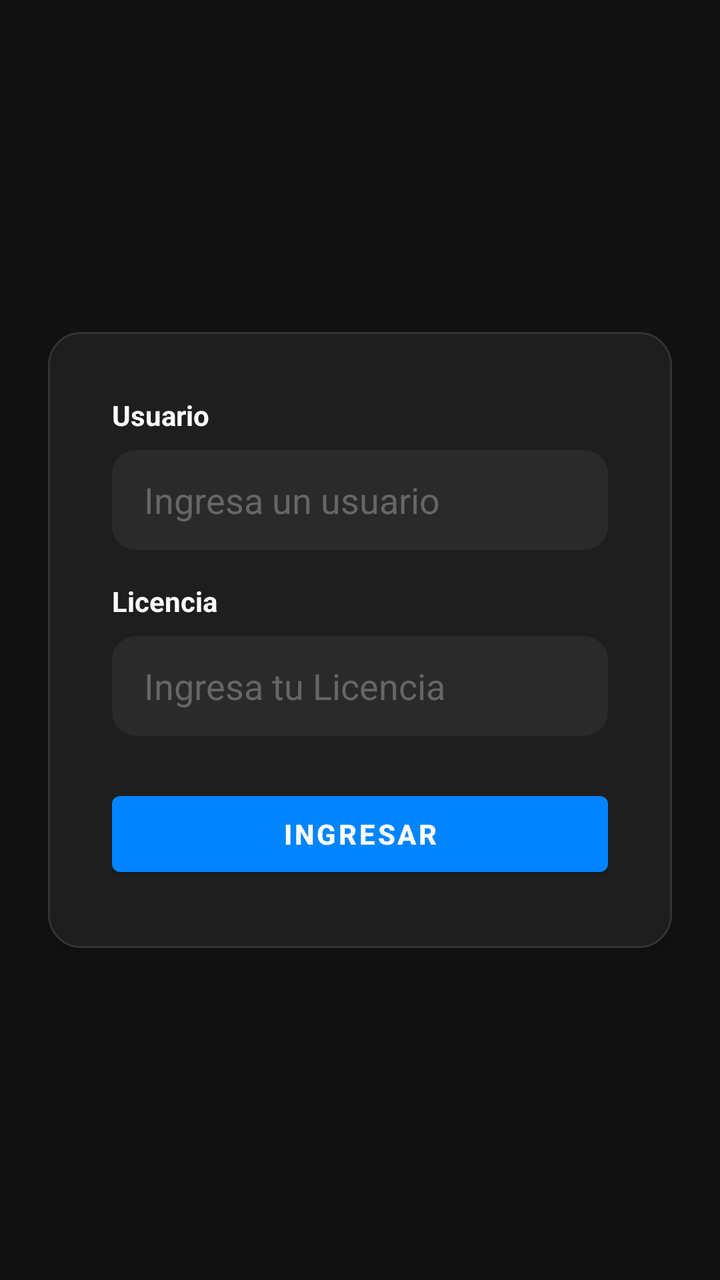
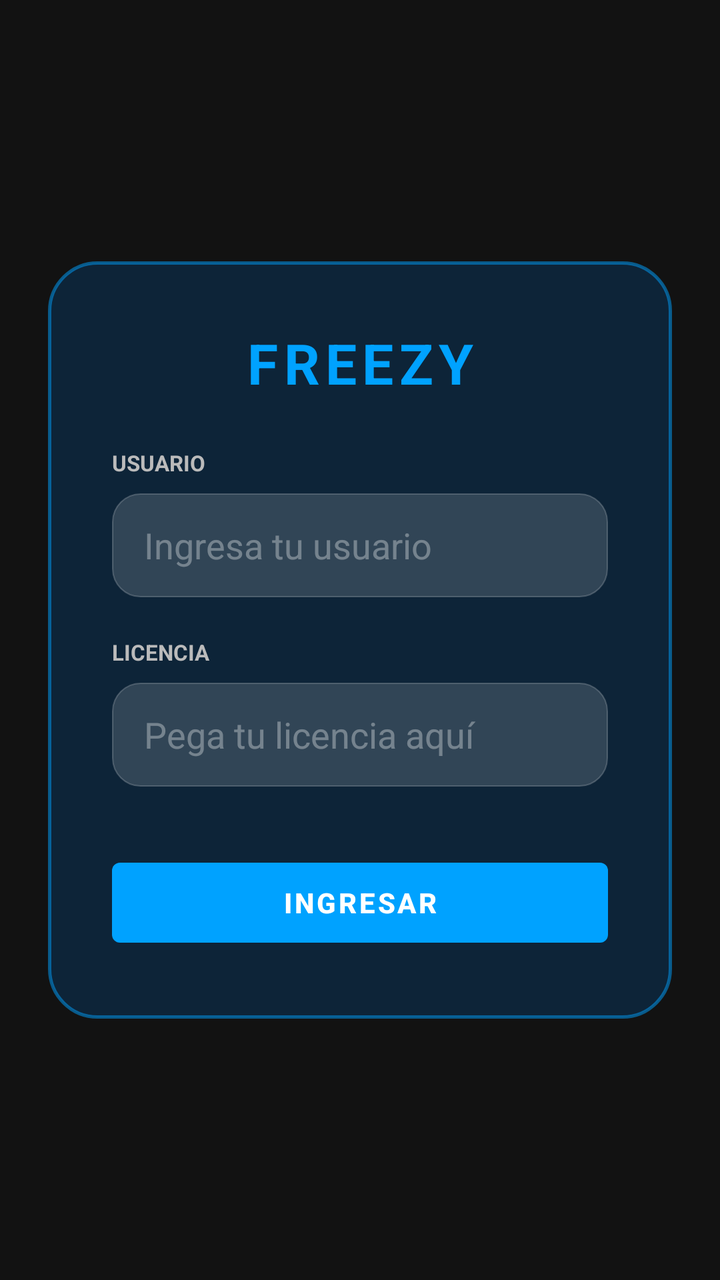

Two renders of the same Android screen: before a commit and after it. Below are the layout's source before the change and the commit's diff.
<!-- AndroidManifest.xml: activity theme Theme.Freezy -->
<!-- res/layout/activity_login.xml -->
<?xml version="1.0" encoding="utf-8"?>
<LinearLayout xmlns:android="http://schemas.android.com/apk/res/android"
    xmlns:app="http://schemas.android.com/apk/res-auto"
    android:layout_width="match_parent"
    android:layout_height="match_parent"
    android:orientation="vertical"
    android:gravity="center"
    android:background="#121212"
    android:padding="24dp">

    <LinearLayout
        android:layout_width="match_parent"
        android:layout_height="wrap_content"
        android:orientation="vertical"
        android:background="@drawable/shape_card_dark"
        android:padding="32dp"
        android:elevation="4dp">

        
        <TextView
            android:layout_width="wrap_content"
            android:layout_height="wrap_content"
            android:text="Usuario"
            android:textColor="#FFFFFF"
            android:textSize="14sp"
            android:textStyle="bold"
            android:layout_marginBottom="8dp" />

        <EditText
            android:id="@+id/et_user"
            android:layout_width="match_parent"
            android:layout_height="50dp"
            android:hint="Ingresa un usuario"
            android:textColorHint="#666666"
            android:textColor="#FFFFFF"
            android:background="@drawable/shape_inner_card_dark"
            android:paddingStart="16dp"
            android:paddingEnd="16dp"
            android:singleLine="true"
            android:layout_marginBottom="16dp" />

        
        <TextView
            android:layout_width="wrap_content"
            android:layout_height="wrap_content"
            android:text="Licencia"
            android:textColor="#FFFFFF"
            android:textSize="14sp"
            android:textStyle="bold"
            android:layout_marginBottom="8dp" />

        <EditText
            android:id="@+id/et_key"
            android:layout_width="match_parent"
            android:layout_height="50dp"
            android:hint="Ingresa tu Licencia"
            android:textColorHint="#666666"
            android:textColor="#FFFFFF"
            android:background="@drawable/shape_inner_card_dark"
            android:paddingStart="16dp"
            android:paddingEnd="16dp"
            android:singleLine="true"
            android:inputType="textCapCharacters|textNoSuggestions"
            android:layout_marginBottom="24dp" />

        
        <Button
            android:id="@+id/btn_login"
            android:layout_width="match_parent"
            android:layout_height="50dp"
            android:text="Ingresar"
            android:textColor="#FFFFFF"
            app:backgroundTint="#0084FF"
            android:textStyle="bold"
            android:textSize="14sp" />

    </LinearLayout>

</LinearLayout>
<!-- resources referenced by this layout -->
<resources>
  <!-- drawable shape_card_dark (drawable) -->
  <?xml version="1.0" encoding="utf-8"?>
  <shape xmlns:android="http://schemas.android.com/apk/res/android">
      <solid android:color="#1E1E1E" />
      <corners android:radius="16dp" />
      <stroke android:color="#333333" android:width="1dp"/>
  </shape>
  <!-- drawable shape_inner_card_dark (drawable) -->
  <?xml version="1.0" encoding="utf-8"?>
  <shape xmlns:android="http://schemas.android.com/apk/res/android">
      <solid android:color="#2A2A2A" />
      <corners android:radius="12dp" />
  </shape>
  <style name="Theme.Freezy" parent="Theme.MaterialComponents.DayNight.DarkActionBar">
          
          <item name="colorPrimary">@color/purple_500</item>
          <item name="colorPrimaryVariant">@color/purple_700</item>
          <item name="colorOnPrimary">@color/white</item>
          
          <item name="colorSecondary">@color/teal_200</item>
          <item name="colorSecondaryVariant">@color/teal_700</item>
          <item name="colorOnSecondary">@color/black</item>
          
          <item name="android:statusBarColor">?attr/colorPrimaryVariant</item>
          
      </style>
  <color name="purple_500">#FF6200EE</color>
  <color name="purple_700">#FF3700B3</color>
  <color name="white">#FFFFFFFF</color>
  <color name="teal_200">#FF03DAC5</color>
  <color name="teal_700">#FF018786</color>
  <color name="black">#FF000000</color>
</resources>

<!-- the commit's change to res/layout/activity_login.xml (unified diff, before → after) -->
@@ -12,67 +12,74 @@
         android:layout_width="match_parent"
         android:layout_height="wrap_content"
         android:orientation="vertical"
-        android:background="@drawable/shape_card_dark"
-        android:padding="32dp"
-        android:elevation="4dp">
+        android:background="@drawable/bg_glass_blue"
+        android:padding="32dp">
 
-        
+        <TextView
+            android:layout_width="match_parent"
+            android:layout_height="wrap_content"
+            android:text="FREEZY"
+            android:textColor="#00A2FF"
+            android:textSize="28sp"
+            android:textStyle="bold"
+            android:layout_marginBottom="24dp"
+            android:gravity="center"
+            android:letterSpacing="0.1" />
+
         <TextView
             android:layout_width="wrap_content"
             android:layout_height="wrap_content"
-            android:text="Usuario"
-            android:textColor="#FFFFFF"
-            android:textSize="14sp"
+            android:text="USUARIO"
+            android:textColor="#BBBBBB"
+            android:textSize="11sp"
             android:textStyle="bold"
             android:layout_marginBottom="8dp" />
 
         <EditText
             android:id="@+id/et_user"
             android:layout_width="match_parent"
-            android:layout_height="50dp"
-            android:hint="Ingresa un usuario"
-            android:textColorHint="#666666"
+            android:layout_height="52dp"
+            android:hint="Ingresa tu usuario"
+            android:textColorHint="#55FFFFFF"
             android:textColor="#FFFFFF"
-            android:background="@drawable/shape_inner_card_dark"
+            android:background="@drawable/bg_glass_tile"
             android:paddingStart="16dp"
             android:paddingEnd="16dp"
             android:singleLine="true"
-            android:layout_marginBottom="16dp" />
+            android:layout_marginBottom="20dp" />
 
-        
         <TextView
             android:layout_width="wrap_content"
             android:layout_height="wrap_content"
-            android:text="Licencia"
-            android:textColor="#FFFFFF"
-            android:textSize="14sp"
+            android:text="LICENCIA"
+            android:textColor="#BBBBBB"
+            android:textSize="11sp"
             android:textStyle="bold"
             android:layout_marginBottom="8dp" />
 
         <EditText
             android:id="@+id/et_key"
             android:layout_width="match_parent"
-            android:layout_height="50dp"
-            android:hint="Ingresa tu Licencia"
-            android:textColorHint="#666666"
+            android:layout_height="52dp"
+            android:hint="Pega tu licencia aquí"
+            android:textColorHint="#55FFFFFF"
             android:textColor="#FFFFFF"
-            android:background="@drawable/shape_inner_card_dark"
+            android:background="@drawable/bg_glass_tile"
             android:paddingStart="16dp"
             android:paddingEnd="16dp"
             android:singleLine="true"
             android:inputType="textCapCharacters|textNoSuggestions"
-            android:layout_marginBottom="24dp" />
+            android:layout_marginBottom="32dp" />
 
-        
         <Button
             android:id="@+id/btn_login"
             android:layout_width="match_parent"
-            android:layout_height="50dp"
-            android:text="Ingresar"
+            android:layout_height="52dp"
+            android:text="INGRESAR"
             android:textColor="#FFFFFF"
-            app:backgroundTint="#0084FF"
             android:textStyle="bold"
-            android:textSize="14sp" />
+            app:backgroundTint="#00A2FF"
+            android:elevation="0dp" />
 
     </LinearLayout>
 
<!-- resource entries referenced after the edit -->
@@ -1,36 +1,43 @@
 <!-- resources referenced by this layout -->
 <resources>
-  <!-- drawable shape_card_dark (drawable) -->
+  <!-- drawable bg_glass_blue (drawable) -->
   <?xml version="1.0" encoding="utf-8"?>
   <shape xmlns:android="http://schemas.android.com/apk/res/android">
-      <solid android:color="#1E1E1E" />
-      <corners android:radius="16dp" />
-      <stroke android:color="#333333" android:width="1dp"/>
+      
+      <solid android:color="#4D004C8F" />
+          
+      <corners android:radius="24dp" />
+      
+      
+      <stroke
+          android:width="1.5dp"
+          android:color="#8000A2FF" />
   </shape>
-  <!-- drawable shape_inner_card_dark (drawable) -->
+  <!-- drawable bg_glass_tile (drawable) -->
   <?xml version="1.0" encoding="utf-8"?>
   <shape xmlns:android="http://schemas.android.com/apk/res/android">
-      <solid android:color="#2A2A2A" />
-      <corners android:radius="12dp" />
+      
+      <solid android:color="#26FFFFFF" />
+      <corners android:radius="14dp" />
+      <stroke
+          android:width="0.8dp"
+          android:color="#33FFFFFF" />
   </shape>
-  <style name="Theme.Freezy" parent="Theme.MaterialComponents.DayNight.DarkActionBar">
+  <style name="Theme.Freezy" parent="Theme.MaterialComponents.DayNight.NoActionBar">
           
-          <item name="colorPrimary">@color/purple_500</item>
-          <item name="colorPrimaryVariant">@color/purple_700</item>
+          <item name="colorPrimary">#00A2FF</item>
+          <item name="colorPrimaryVariant">#000000</item>
           <item name="colorOnPrimary">@color/white</item>
           
-          <item name="colorSecondary">@color/teal_200</item>
-          <item name="colorSecondaryVariant">@color/teal_700</item>
+          <item name="colorSecondary">#00A2FF</item>
+          <item name="colorSecondaryVariant">#0077BB</item>
           <item name="colorOnSecondary">@color/black</item>
           
-          <item name="android:statusBarColor">?attr/colorPrimaryVariant</item>
-          
+          <item name="android:statusBarColor">#000000</item>
+          <item name="android:windowNoTitle">true</item>
+          <item name="windowActionBar">false</item>
       </style>
-  <color name="purple_500">#FF6200EE</color>
-  <color name="purple_700">#FF3700B3</color>
   <color name="white">#FFFFFFFF</color>
-  <color name="teal_200">#FF03DAC5</color>
-  <color name="teal_700">#FF018786</color>
   <color name="black">#FF000000</color>
 </resources>
 
